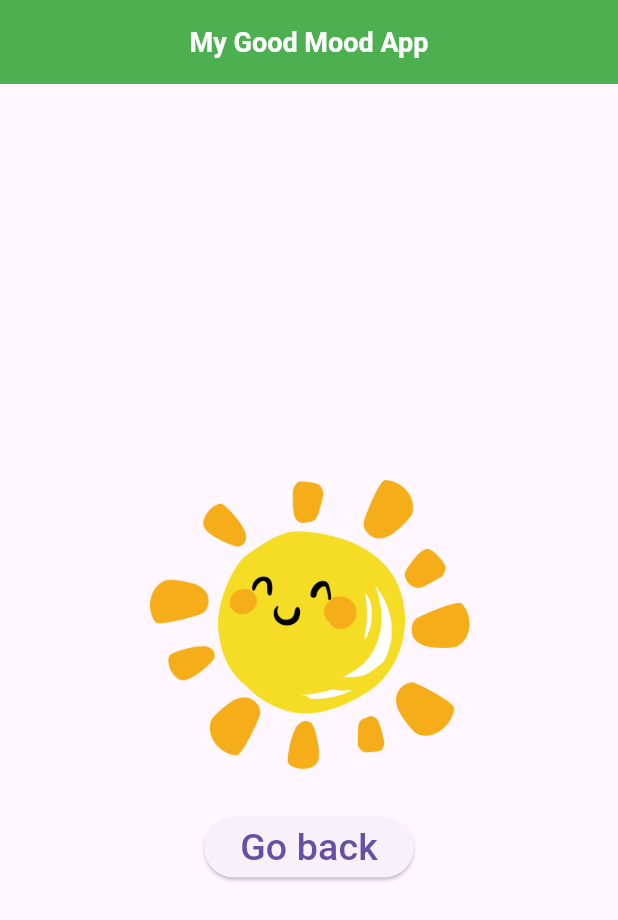
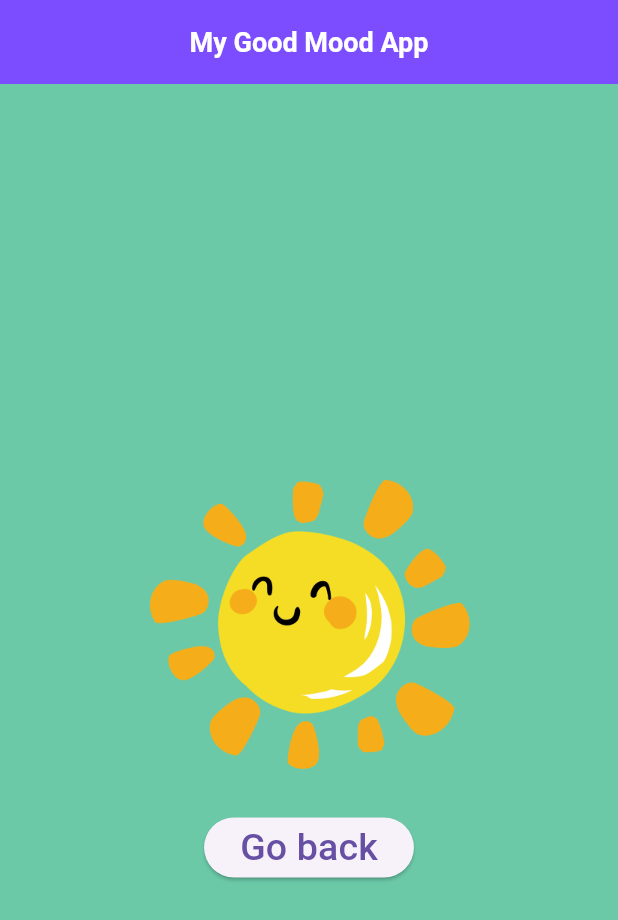
Before and after one commit to FlutterSharks/goodmoodapp, a Flutter app: the screen it shows after launch, on a phone screen of 412 x 824 dp. Shown: the top 920 px of the screen. Run offline on Flutter 3.47's test engine with Material 3 defaults, Android fonts, the phone set to English and light mode, and no system bars; our stand-ins replace google_fonts.

Commit message:
Change background color in second scaffold

```diff
--- a/lib/main.dart
+++ b/lib/main.dart
@@ -81,8 +81,9 @@ class LoginPage extends StatelessWidget {
   @override
   Widget build(BuildContext context) {
     return Scaffold(
+        backgroundColor: const Color.fromARGB(239, 97, 197, 162),
         appBar: AppBar(
-          backgroundColor: Colors.green,
+          backgroundColor: Colors.deepPurpleAccent,
           title: const Center(
             child: Text('My Good Mood App'),
           ),
```
